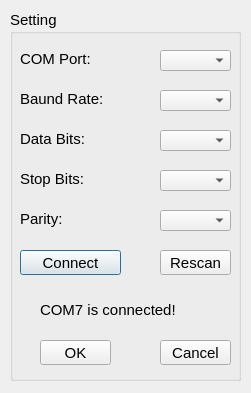
Qt form mainApp/setting_com_window.ui (trieu1162000/appUsingQt) before a commit.
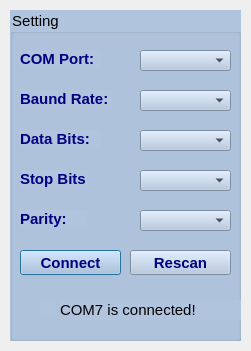
The same form after that commit. Icons and pictures are not drawn.

```diff
--- a/mainApp/setting_com_window.ui
+++ b/mainApp/setting_com_window.ui
@@ -7,7 +7,7 @@
     <x>0</x>
     <y>0</y>
     <width>251</width>
-    <height>393</height>
+    <height>351</height>
    </rect>
   </property>
   <property name="windowTitle">
@@ -19,7 +19,7 @@
      <x>10</x>
      <y>10</y>
      <width>231</width>
-     <height>371</height>
+     <height>331</height>
     </rect>
    </property>
    <property name="font">
@@ -27,6 +27,12 @@
      <pointsize>11</pointsize>
     </font>
    </property>
+   <property name="whatsThis">
+    <string/>
+   </property>
+   <property name="styleSheet">
+    <string notr="true">background-color : LightSteelBlue;</string>
+   </property>
    <property name="title">
     <string>Setting</string>
    </property>
@@ -42,8 +48,12 @@
     <property name="font">
      <font>
       <pointsize>11</pointsize>
+      <bold>true</bold>
      </font>
     </property>
+    <property name="styleSheet">
+     <string notr="true">font-weight : bold; color : Navy;</string>
+    </property>
     <property name="text">
      <string>COM Port:</string>
     </property>
@@ -60,8 +70,12 @@
     <property name="font">
      <font>
       <pointsize>11</pointsize>
+      <bold>true</bold>
      </font>
     </property>
+    <property name="styleSheet">
+     <string notr="true">font-weight : bold; color : Navy;</string>
+    </property>
     <property name="text">
      <string>Baund Rate:</string>
     </property>
@@ -78,8 +92,12 @@
     <property name="font">
      <font>
       <pointsize>11</pointsize>
+      <bold>true</bold>
      </font>
     </property>
+    <property name="styleSheet">
+     <string notr="true">font-weight : bold; color : Navy;</string>
+    </property>
     <property name="text">
      <string>Data Bits:</string>
     </property>
@@ -87,9 +105,9 @@
    <widget class="QLabel" name="connected_label">
     <property name="geometry">
      <rect>
-      <x>30</x>
+      <x>50</x>
       <y>290</y>
-      <width>201</width>
+      <width>191</width>
       <height>20</height>
      </rect>
     </property>
@@ -114,8 +132,12 @@
     <property name="font">
      <font>
       <pointsize>11</pointsize>
+      <bold>true</bold>
      </font>
     </property>
+    <property name="styleSheet">
+     <string notr="true">font-weight : bold; color : Navy;</string>
+    </property>
     <property name="text">
      <string>Parity:</string>
     </property>
@@ -132,8 +154,12 @@
     <property name="font">
      <font>
       <pointsize>11</pointsize>
+      <bold>true</bold>
      </font>
     </property>
+    <property name="styleSheet">
+     <string notr="true">font-weight : bold; color : Navy;</string>
+    </property>
     <property name="text">
      <string>Stop Bits:</string>
     </property>
@@ -150,8 +176,12 @@
     <property name="font">
      <font>
       <pointsize>11</pointsize>
+      <bold>true</bold>
      </font>
     </property>
+    <property name="styleSheet">
+     <string notr="true">font-weight : bold; color : Navy;</string>
+    </property>
     <property name="text">
      <string>Connect</string>
     </property>
@@ -163,17 +193,21 @@
    <widget class="QPushButton" name="rescan_pushButton">
     <property name="geometry">
      <rect>
-      <x>150</x>
+      <x>120</x>
       <y>240</y>
-      <width>71</width>
+      <width>101</width>
       <height>25</height>
      </rect>
     </property>
     <property name="font">
      <font>
       <pointsize>11</pointsize>
+      <bold>true</bold>
      </font>
     </property>
+    <property name="styleSheet">
+     <string notr="true">font-weight : bold; color : Navy;</string>
+    </property>
     <property name="text">
      <string>Rescan</string>
     </property>
@@ -185,9 +219,9 @@
    <widget class="QComboBox" name="port_comboBox">
     <property name="geometry">
      <rect>
-      <x>150</x>
+      <x>130</x>
       <y>40</y>
-      <width>71</width>
+      <width>91</width>
       <height>21</height>
      </rect>
     </property>
@@ -200,9 +234,9 @@
    <widget class="QComboBox" name="brate_comboBox">
     <property name="geometry">
      <rect>
-      <x>150</x>
+      <x>130</x>
       <y>80</y>
-      <width>71</width>
+      <width>91</width>
       <height>21</height>
      </rect>
     </property>
@@ -215,9 +249,9 @@
    <widget class="QComboBox" name="dtbits_comboBox">
     <property name="geometry">
      <rect>
-      <x>150</x>
+      <x>130</x>
       <y>120</y>
-      <width>71</width>
+      <width>91</width>
       <height>21</height>
      </rect>
     </property>
@@ -230,9 +264,9 @@
    <widget class="QComboBox" name="sbits_comboBox">
     <property name="geometry">
      <rect>
-      <x>150</x>
+      <x>130</x>
       <y>160</y>
-      <width>71</width>
+      <width>91</width>
       <height>21</height>
      </rect>
     </property>
@@ -245,9 +279,9 @@
    <widget class="QComboBox" name="parity_comboBox">
     <property name="geometry">
      <rect>
-      <x>150</x>
+      <x>130</x>
       <y>200</y>
-      <width>71</width>
+      <width>91</width>
       <height>21</height>
      </rect>
     </property>
@@ -257,54 +291,10 @@
      </font>
     </property>
    </widget>
-   <widget class="QPushButton" name="ok_pushButton">
-    <property name="geometry">
-     <rect>
-      <x>30</x>
-      <y>330</y>
-      <width>71</width>
-      <height>25</height>
-     </rect>
-    </property>
-    <property name="font">
-     <font>
-      <pointsize>11</pointsize>
-     </font>
-    </property>
-    <property name="text">
-     <string>OK</string>
-    </property>
-    <property name="icon">
-     <iconset resource="Resources.qrc">
-      <normaloff>:/imgs/icon_image/icon_task.png</normaloff>:/imgs/icon_image/icon_task.png</iconset>
-    </property>
-   </widget>
-   <widget class="QPushButton" name="cancel_pushButton">
-    <property name="geometry">
-     <rect>
-      <x>150</x>
-      <y>330</y>
-      <width>71</width>
-      <height>25</height>
-     </rect>
-    </property>
-    <property name="font">
-     <font>
-      <pointsize>11</pointsize>
-     </font>
-    </property>
-    <property name="text">
-     <string>Cancel</string>
-    </property>
-    <property name="icon">
-     <iconset resource="Resources.qrc">
-      <normaloff>:/imgs/icon_image/icon_delete.png</normaloff>:/imgs/icon_image/icon_delete.png</iconset>
-    </property>
-   </widget>
    <widget class="QLabel" name="ic_connected_label">
     <property name="geometry">
      <rect>
-      <x>10</x>
+      <x>30</x>
       <y>290</y>
       <width>16</width>
       <height>16</height>
```
